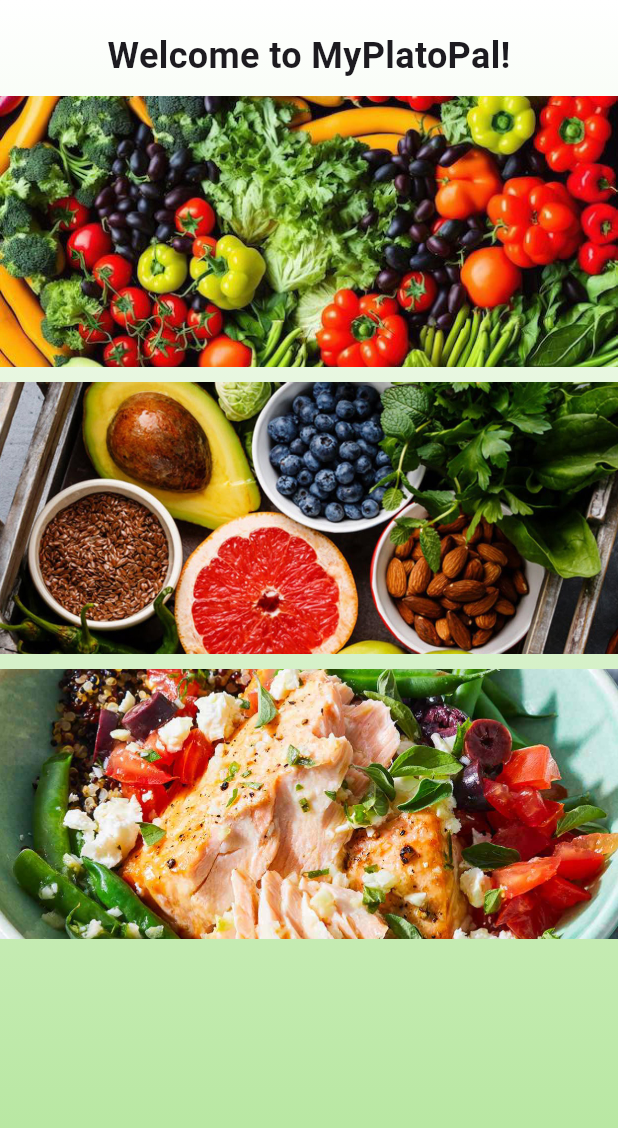
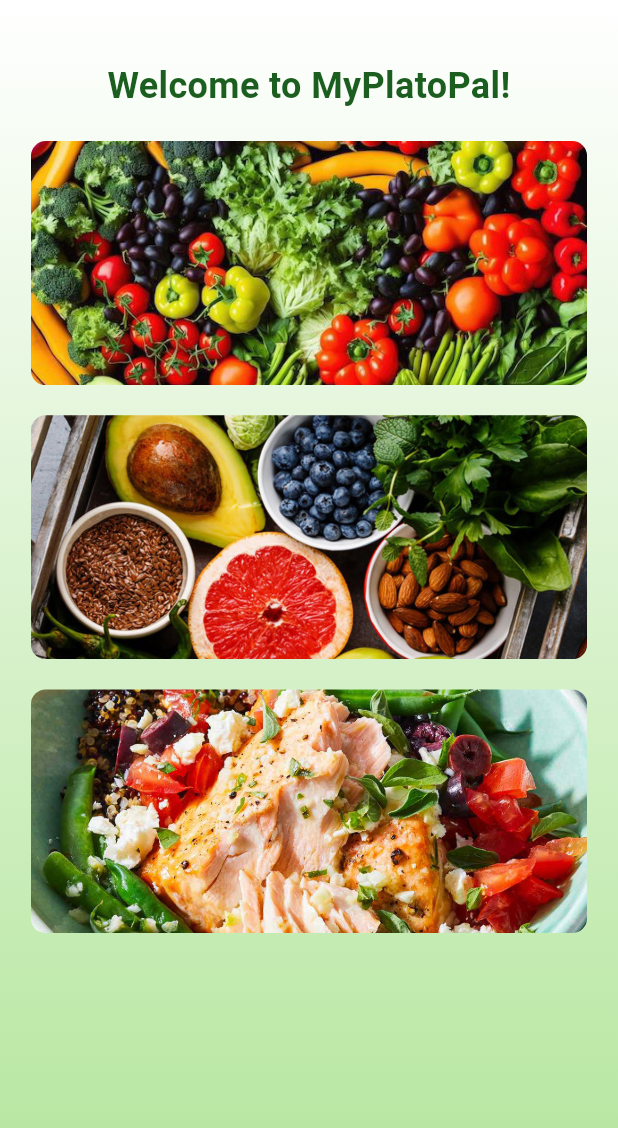
Before and after one commit to ChewyChocolate/My-Plato-Pal, a Flutter app: the HomeScreen screen opened directly, on a phone screen of 412 x 824 dp. Shown: the top 1128 px of the screen. Run offline on Flutter 3.47's test engine with Material 3 defaults, Android fonts, the phone set to English and light mode, and no system bars.

Commit message:
improved homescreen  allignment

```diff
--- a/lib/main.dart
+++ b/lib/main.dart
@@ -381,7 +381,9 @@ class HomeScreen extends StatelessWidget {
             end: Alignment.bottomCenter,
           ),
         ),
-        child: HomeContent(),
+        child: SafeArea(
+          child: HomeContent(), // Wrap HomeContent with SafeArea
+        ),
       ),
     );
   }
@@ -393,32 +395,60 @@ class HomeContent extends StatelessWidget {
   @override
   Widget build(BuildContext context) {
     return SingleChildScrollView(
+      child: Padding(
+        padding: const EdgeInsets.symmetric(
+            horizontal: 16.0, vertical: 20.0), // Add padding
         child: Column(
+          crossAxisAlignment: CrossAxisAlignment.center, // Center-align content
           children: [
             SizedBox(height: 20),
             Text(
               "Welcome to MyPlatoPal!",
-            style: TextStyle(fontSize: 24, fontWeight: FontWeight.bold),
+              style: TextStyle(
+                fontSize: 24,
+                fontWeight: FontWeight.bold,
+                color: Colors.green[900], // Match app theme
               ),
-          SizedBox(height: 10),
-          Image.asset(
+              textAlign: TextAlign.center, // Explicitly center the text
+            ),
+            SizedBox(height: 20), // Increased spacing for better separation
+            // Image 1 with constrained width
+            ClipRRect(
+              borderRadius:
+                  BorderRadius.circular(10), // Optional: Add rounded corners
+              child: Image.asset(
                 'images/Cropped-Home-Images/home_img1.jpg',
-            width: double.infinity,
                 fit: BoxFit.cover,
+                width: MediaQuery.of(context).size.width *
+                    0.9, // 90% of screen width
               ),
-          SizedBox(height: 10),
-          Image.asset(
+            ),
+            SizedBox(height: 20), // Increased spacing
+            // Image 2 with constrained width
+            ClipRRect(
+              borderRadius:
+                  BorderRadius.circular(10), // Optional: Add rounded corners
+              child: Image.asset(
                 'images/Cropped-Home-Images/home_img2.jpg',
-            width: double.infinity,
                 fit: BoxFit.cover,
+                width: MediaQuery.of(context).size.width *
+                    0.9, // 90% of screen width
               ),
-          SizedBox(height: 10),
-          Image.asset(
+            ),
+            SizedBox(height: 20), // Increased spacing
+            // Image 3 with constrained width
+            ClipRRect(
+              borderRadius:
+                  BorderRadius.circular(10), // Optional: Add rounded corners
+              child: Image.asset(
                 'images/Cropped-Home-Images/home_img3.jpg',
-            width: double.infinity,
                 fit: BoxFit.cover,
+                width: MediaQuery.of(context).size.width *
+                    0.9, // 90% of screen width
+              ),
             ),
           ],
+        ),
       ),
     );
   }
```
Lines whose indentation alone changed are shown as unchanged.
